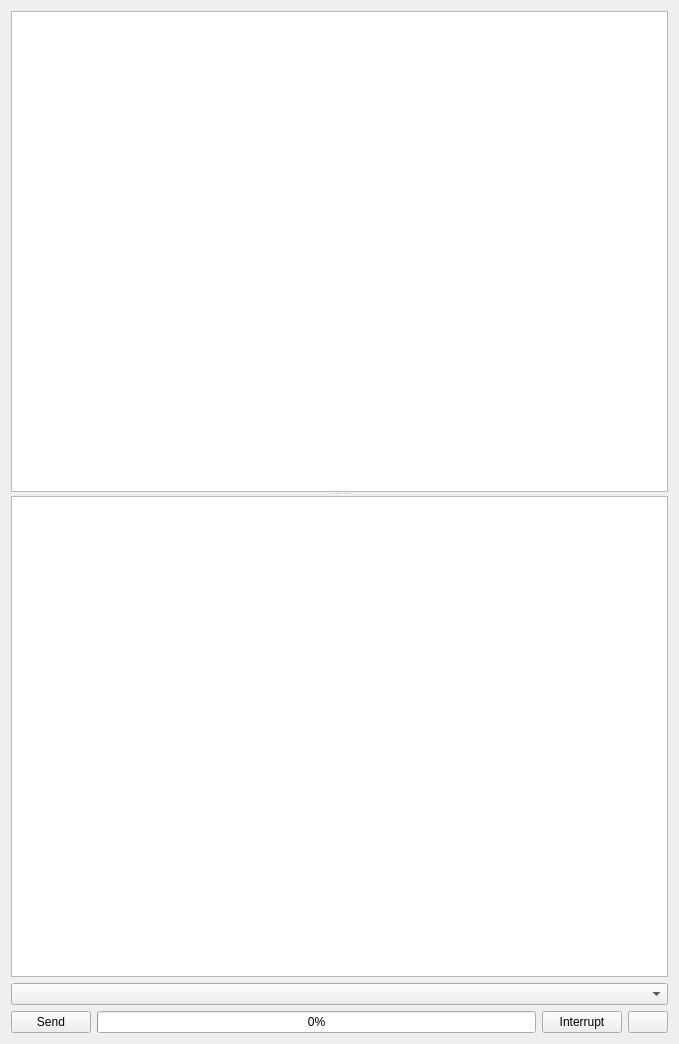
Qt form src/airunner/widgets/llm/templates/chat_prompt.ui (Capsize-Games/airunner) before a commit.
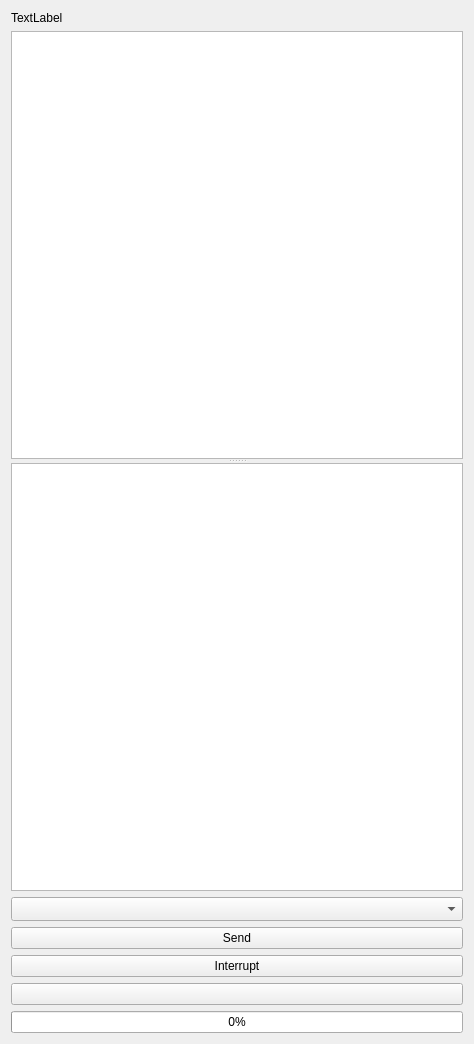
The same form after that commit. Icons and pictures are not drawn.

Commit message: llm and chat widget style updates

```diff
--- a/src/airunner/widgets/llm/templates/chat_prompt.ui
+++ b/src/airunner/widgets/llm/templates/chat_prompt.ui
@@ -6,7 +6,7 @@
    <rect>
     <x>0</x>
     <y>0</y>
-    <width>679</width>
+    <width>474</width>
     <height>1044</height>
    </rect>
   </property>
@@ -14,47 +14,6 @@
    <string>Form</string>
   </property>
   <layout class="QGridLayout" name="gridLayout">
-   <item row="3" column="0">
-    <layout class="QHBoxLayout" name="horizontalLayout_2">
-     <item>
-      <widget class="QPushButton" name="send_button">
-       <property name="toolTip">
-        <string>Send message</string>
-       </property>
-       <property name="text">
-        <string>Send</string>
-       </property>
-      </widget>
-     </item>
-     <item>
-      <widget class="QProgressBar" name="progressBar">
-       <property name="value">
-        <number>0</number>
-       </property>
-      </widget>
-     </item>
-     <item>
-      <widget class="QPushButton" name="pushButton">
-       <property name="text">
-        <string>Interrupt</string>
-       </property>
-      </widget>
-     </item>
-     <item>
-      <widget class="QPushButton" name="clear_conversatiion_button">
-       <property name="toolTip">
-        <string>Clear conversation</string>
-       </property>
-       <property name="text">
-        <string/>
-       </property>
-       <property name="icon">
-        <iconset theme="user-trash"/>
-       </property>
-      </widget>
-     </item>
-    </layout>
-   </item>
    <item row="1" column="0">
     <widget class="QSplitter" name="chat_prompt_splitter">
      <property name="orientation">
@@ -78,8 +37,8 @@
            <rect>
             <x>0</x>
             <y>0</y>
-            <width>659</width>
-            <height>479</height>
+            <width>454</width>
+            <height>423</height>
            </rect>
           </property>
           <layout class="QGridLayout" name="gridLayout_2">
@@ -97,6 +56,11 @@
            </property>
            <item row="0" column="0">
             <widget class="QTextEdit" name="conversation">
+             <property name="font">
+              <font>
+               <family>CCJoeKubert</family>
+              </font>
+             </property>
              <property name="readOnly">
               <bool>true</bool>
              </property>
@@ -130,8 +94,56 @@
      </widget>
     </widget>
    </item>
+   <item row="3" column="0">
+    <widget class="QPushButton" name="send_button">
+     <property name="toolTip">
+      <string>Send message</string>
+     </property>
+     <property name="text">
+      <string>Send</string>
+     </property>
+    </widget>
+   </item>
+   <item row="6" column="0">
+    <widget class="QProgressBar" name="progressBar">
+     <property name="value">
+      <number>0</number>
+     </property>
+    </widget>
+   </item>
+   <item row="4" column="0">
+    <widget class="QPushButton" name="pushButton">
+     <property name="text">
+      <string>Interrupt</string>
+     </property>
+    </widget>
+   </item>
    <item row="2" column="0">
-    <widget class="QComboBox" name="action"/>
+    <widget class="QComboBox" name="action">
+     <property name="sizeAdjustPolicy">
+      <enum>QComboBox::AdjustToMinimumContentsLengthWithIcon</enum>
+     </property>
+    </widget>
+   </item>
+   <item row="5" column="0">
+    <widget class="QPushButton" name="clear_conversatiion_button">
+     <property name="toolTip">
+      <string>Clear conversation</string>
+     </property>
+     <property name="text">
+      <string/>
+     </property>
+     <property name="icon">
+      <iconset theme="user-trash"/>
+     </property>
+    </widget>
+   </item>
+   <item row="0" column="0">
+    <widget class="QLabel" name="label">
+     <property name="text">
+      <string>TextLabel</string>
+     </property>
+    </widget>
    </item>
   </layout>
  </widget>
```
Left out of the diff: 30 changed lines with no effect on the pictures. The commit also changes 8 other files.
